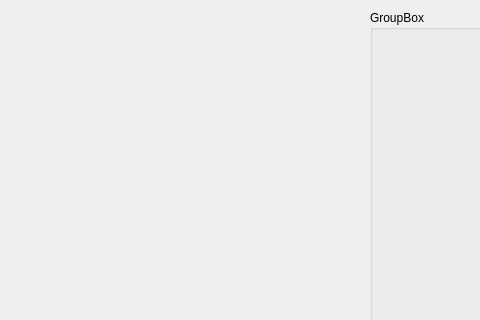
Qt form python_gui/gui/main_ui.ui (liyunyi1936/foc) before a commit; both pictures show x 0 to 480 and y 0 to 320 of the 1187 by 707 pixel window.
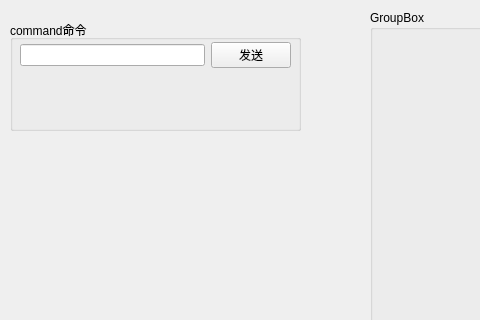
The same form after that commit.

```diff
--- a/python_gui/gui/main_ui.ui
+++ b/python_gui/gui/main_ui.ui
@@ -168,6 +168,41 @@
      <layout class="QHBoxLayout" name="tool_layout"/>
     </widget>
    </widget>
+   <widget class="QGroupBox" name="groupBox_3">
+    <property name="geometry">
+     <rect>
+      <x>10</x>
+      <y>20</y>
+      <width>291</width>
+      <height>111</height>
+     </rect>
+    </property>
+    <property name="title">
+     <string>command命令</string>
+    </property>
+    <widget class="QWidget" name="horizontalLayoutWidget_5">
+     <property name="geometry">
+      <rect>
+       <x>10</x>
+       <y>20</y>
+       <width>271</width>
+       <height>31</height>
+      </rect>
+     </property>
+     <layout class="QHBoxLayout" name="horizontalLayout_4">
+      <item>
+       <widget class="QLineEdit" name="wifi_command_lineEdit"/>
+      </item>
+      <item>
+       <widget class="QPushButton" name="wifi_command_pushButton">
+        <property name="text">
+         <string>发送</string>
+        </property>
+       </widget>
+      </item>
+     </layout>
+    </widget>
+   </widget>
   </widget>
   <widget class="QMenuBar" name="menubar">
    <property name="geometry">
```
